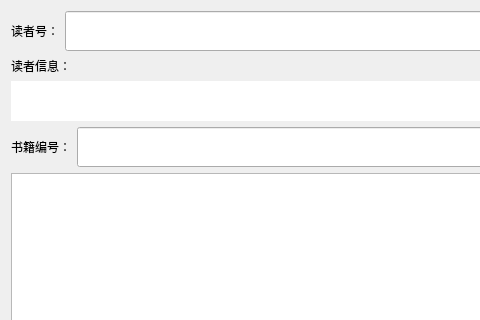
zhiweij1/LibrarySystem, file src/BorrowBookForm.ui: the form before one commit; both pictures show x 0 to 480 and y 0 to 320 of the 1070 by 820 pixel window.
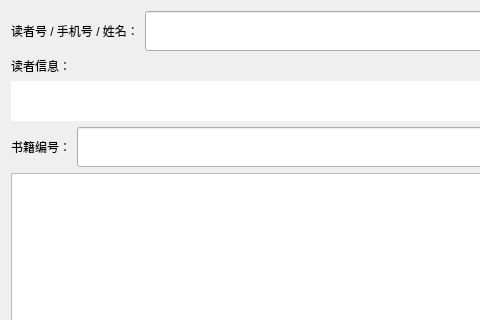
The form after the commit.

```diff
--- a/src/BorrowBookForm.ui
+++ b/src/BorrowBookForm.ui
@@ -25,7 +25,7 @@
         </size>
        </property>
        <property name="text">
-        <string>读者号：</string>
+        <string>读者号 / 手机号 / 姓名：</string>
        </property>
       </widget>
      </item>
```
